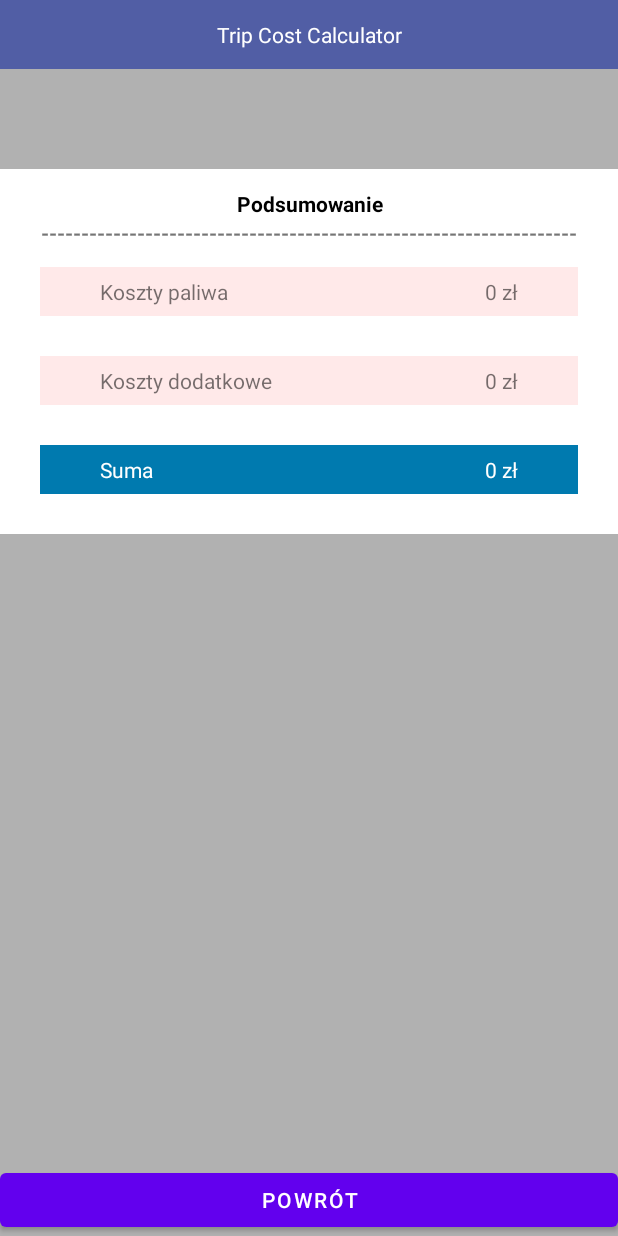
After one commit to Bodzioss/TripCostCalculatorKotlin, an Android app: the ResultActivity screen opened directly, with no data from a screen before it, on a phone screen of 412 x 824 dp. The commit adds this screen. Run offline under Robolectric (Android 15) with nearby library versions, the phone set to English and light mode, and no system bars.

Commit message:
Add new activity

```diff
--- /dev/null
+++ b/app/src/main/java/com/example/tripcostcalculator_kotlin/AdditionalCostClickListener.kt
@@ -0,0 +1,5 @@
+package com.example.tripcostcalculator_kotlin
+
+interface AdditionalCostClickListener {
+    fun removeAdditionalCost(position: Int)
+}
--- /dev/null
+++ b/app/src/main/java/com/example/tripcostcalculator_kotlin/PassengerClickListener.kt
@@ -0,0 +1,6 @@
+package com.example.tripcostcalculator_kotlin
+
+
+interface PassengerClickListener {
+    fun removePassenger(position: Int)
+}
--- /dev/null
+++ b/app/src/main/java/com/example/tripcostcalculator_kotlin/ResultActivity.kt
@@ -0,0 +1,18 @@
+package com.example.tripcostcalculator_kotlin
+
+import android.content.Intent
+import androidx.appcompat.app.AppCompatActivity
+import android.os.Bundle
+import kotlinx.android.synthetic.main.activity_result.*
+
+class ResultActivity : AppCompatActivity() {
+    override fun onCreate(savedInstanceState: Bundle?) {
+        super.onCreate(savedInstanceState)
+        setContentView(R.layout.activity_result)
+
+        btnOpenMainView.setOnClickListener{
+            val intent = Intent(this,MainActivity::class.java)
+            startActivity(intent)
+        }
+    }
+}
--- a/app/src/main/res/layout/activity_main.xml
+++ b/app/src/main/res/layout/activity_main.xml
@@ -259,7 +259,7 @@
         app:layout_constraintBottom_toBottomOf="parent">
 
         <Button
-            android:id="@+id/button"
+            android:id="@+id/btnOpenMainView"
             android:layout_width="match_parent"
             android:layout_height="wrap_content"
             android:text="Oblicz" />
--- /dev/null
+++ b/app/src/main/res/layout/activity_result.xml
@@ -0,0 +1,175 @@
+<?xml version="1.0" encoding="utf-8"?>
+<androidx.constraintlayout.widget.ConstraintLayout xmlns:android="http://schemas.android.com/apk/res/android"
+    xmlns:app="http://schemas.android.com/apk/res-auto"
+    xmlns:tools="http://schemas.android.com/tools"
+    android:id="@+id/btnAddAdditionalCost"
+    android:layout_width="match_parent"
+    android:layout_height="match_parent"
+    android:background="#B1B1B1"
+    tools:context=".ResultActivity">
+
+
+    <LinearLayout
+        android:id="@+id/linearLayout"
+        android:layout_width="match_parent"
+        android:layout_height="wrap_content"
+        android:orientation="vertical"
+        app:layout_constraintEnd_toEndOf="parent"
+        app:layout_constraintStart_toStartOf="parent"
+        app:layout_constraintTop_toTopOf="parent">
+
+        <TextView
+            android:id="@+id/textView3"
+            android:layout_width="match_parent"
+            android:layout_height="wrap_content"
+            android:background="#515EA5"
+            android:padding="20px"
+            android:text="Trip Cost Calculator"
+            android:textAlignment="center"
+            android:textColor="#FFFFFF" />
+    </LinearLayout>
+
+    <LinearLayout
+        android:layout_width="match_parent"
+        android:layout_height="0dp"
+        android:orientation="vertical"
+        app:layout_constraintBottom_toTopOf="@+id/linearLayout6"
+        app:layout_constraintEnd_toEndOf="parent"
+        app:layout_constraintStart_toStartOf="parent"
+        app:layout_constraintTop_toBottomOf="@+id/linearLayout">
+
+        <androidx.recyclerview.widget.RecyclerView
+            android:id="@+id/passengerSummaryItems"
+            android:layout_width="match_parent"
+            android:layout_height="wrap_content">
+
+        </androidx.recyclerview.widget.RecyclerView>
+
+        <LinearLayout
+            android:layout_width="match_parent"
+            android:layout_height="wrap_content"
+            android:layout_marginTop="100px"
+            android:background="#FFFFFF"
+            android:orientation="vertical"
+            android:padding="20px">
+
+            <TextView
+                android:id="@+id/textView"
+                android:layout_width="match_parent"
+                android:layout_height="wrap_content"
+                android:text="Podsumowanie"
+                android:textAlignment="center"
+                android:textColor="#000000"
+                android:textSize="14sp"
+                android:textStyle="bold" />
+
+            <TextView
+                android:id="@+id/textView2"
+                android:layout_width="match_parent"
+                android:layout_height="wrap_content"
+                android:text="-------------------------------------------------------------------"
+                android:textAlignment="center"
+                android:textStyle="bold" />
+
+            <LinearLayout
+                android:layout_width="match_parent"
+                android:layout_height="match_parent"
+                android:layout_margin="20px"
+                android:background="#FFE9E9"
+                android:orientation="horizontal">
+
+                <TextView
+                    android:id="@+id/textView9"
+                    android:layout_width="226dp"
+                    android:layout_height="wrap_content"
+                    android:layout_marginLeft="50px"
+                    android:layout_weight="1"
+                    android:padding="10px"
+                    android:text="Koszty paliwa" />
+
+                <TextView
+                    android:id="@+id/textView4"
+                    android:layout_width="wrap_content"
+                    android:layout_height="wrap_content"
+                    android:layout_marginRight="50px"
+                    android:layout_weight="1"
+                    android:padding="10px"
+                    android:text="0 zł"
+                    android:textAlignment="viewEnd" />
+            </LinearLayout>
+
+            <LinearLayout
+                android:layout_width="match_parent"
+                android:layout_height="match_parent"
+                android:layout_margin="20px"
+                android:background="#FFE9E9"
+                android:orientation="horizontal">
+
+                <TextView
+                    android:id="@+id/textView15"
+                    android:layout_width="226dp"
+                    android:layout_height="wrap_content"
+                    android:layout_marginLeft="50px"
+                    android:layout_weight="1"
+                    android:padding="10px"
+                    android:text="Koszty dodatkowe" />
+
+                <TextView
+                    android:id="@+id/textView16"
+                    android:layout_width="wrap_content"
+                    android:layout_height="wrap_content"
+                    android:layout_marginRight="50px"
+                    android:layout_weight="1"
+                    android:padding="10px"
+                    android:text="0 zł"
+                    android:textAlignment="viewEnd" />
+            </LinearLayout>
+
+            <LinearLayout
+                android:layout_width="match_parent"
+                android:layout_height="match_parent"
+                android:layout_margin="20px"
+                android:layout_weight="1"
+                android:background="#007AAF"
+                android:orientation="horizontal">
+
+                <TextView
+                    android:id="@+id/textView15"
+                    android:layout_width="226dp"
+                    android:layout_height="wrap_content"
+                    android:layout_marginLeft="50px"
+                    android:layout_weight="1"
+                    android:padding="10px"
+                    android:text="Suma"
+                    android:textColor="#FFFFFF" />
+
+                <TextView
+                    android:id="@+id/textView16"
+                    android:layout_width="wrap_content"
+                    android:layout_height="wrap_content"
+                    android:layout_marginRight="50px"
+                    android:layout_weight="1"
+                    android:padding="10px"
+                    android:text="0 zł"
+                    android:textAlignment="viewEnd"
+                    android:textColor="#FFFFFF" />
+            </LinearLayout>
+
+        </LinearLayout>
+
+    </LinearLayout>
+
+    <LinearLayout
+        android:id="@+id/linearLayout6"
+        android:layout_width="match_parent"
+        android:layout_height="wrap_content"
+        android:orientation="vertical"
+        app:layout_constraintBottom_toBottomOf="parent">
+
+        <Button
+            android:id="@+id/btnOpenMainView"
+            android:layout_width="match_parent"
+            android:layout_height="wrap_content"
+            android:text="Powrót" />
+    </LinearLayout>
+</androidx.constraintlayout.widget.ConstraintLayout>
--- a/app/src/main/res/layout/additionalcost_item.xml
+++ b/app/src/main/res/layout/additionalcost_item.xml
@@ -33,11 +33,11 @@
         android:padding="20px"
         android:text="km"
         android:textColor="#000000"
-        app:layout_constraintEnd_toStartOf="@+id/deleteAdditionalCost"
+        app:layout_constraintEnd_toStartOf="@+id/btnDeleteAdditionalCost"
         app:layout_constraintTop_toTopOf="parent" />
 
     <TextView
-        android:id="@+id/deleteAdditionalCost"
+        android:id="@+id/btnDeleteAdditionalCost"
         android:layout_width="wrap_content"
         android:layout_height="wrap_content"
         android:padding="20px"
```
Also changed, not shown: app/src/main/AndroidManifest.xml (+7 -0 lines), app/src/main/java/com/example/tripcostcalculator_kotlin/AdditionalCostAdapter.kt (+10 -1 lines), app/src/main/java/com/example/tripcostcalculator_kotlin/MainActivity.kt (+17 -4 lines), app/src/main/java/com/example/tripcostcalculator_kotlin/PassengerAdapter.kt (+8 -2 lines), app/src/main/res/layout/passenger_summary.xml (added, +100 -0 lines), app/src/main/res/layout/passenger_summary_details.xml (added, +37 -0 lines).
